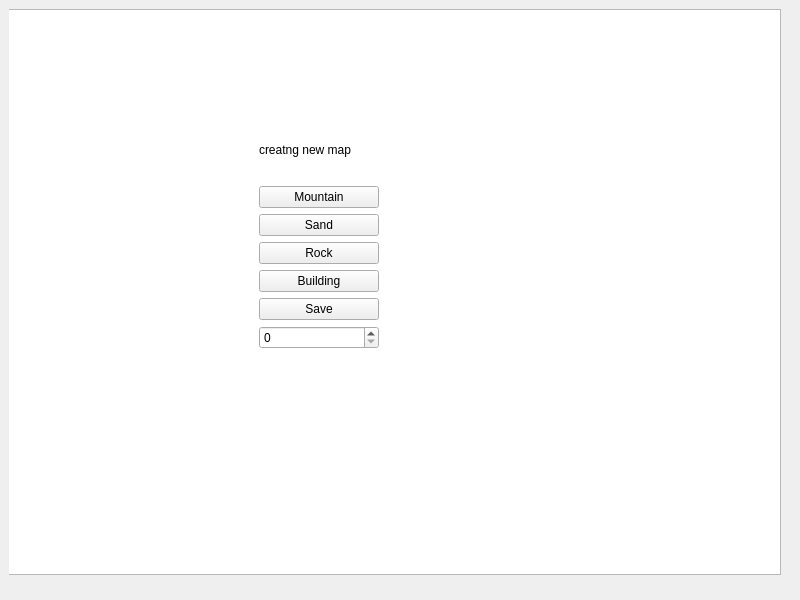
Before: the Qt Designer form game/editor/newmap.ui in ivanGrzegorczyk/TP-Final-Dune-Grupo-1, drawn with Qt 5.
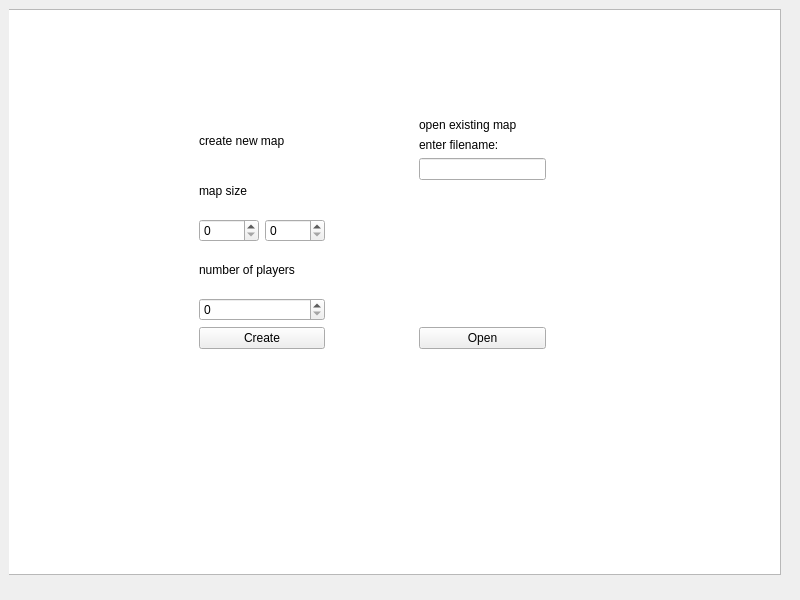
After: the same form once the commit is applied.

Commit message: jump from one window to another

```diff
--- a/game/editor/newmap.ui
+++ b/game/editor/newmap.ui
@@ -36,9 +36,9 @@
       <widget class="QWidget" name="verticalLayoutWidget">
        <property name="geometry">
         <rect>
-         <x>250</x>
+         <x>190</x>
          <y>110</y>
-         <width>120</width>
+         <width>126</width>
          <height>230</height>
         </rect>
        </property>
@@ -46,47 +46,92 @@
         <item>
          <widget class="QLabel" name="label">
           <property name="text">
-           <string>creatng new map</string>
+           <string>create new map</string>
           </property>
          </widget>
         </item>
         <item>
-         <widget class="QPushButton" name="edit_button_1">
+         <widget class="QLabel" name="label_2">
           <property name="text">
-           <string>Mountain</string>
+           <string>map size</string>
           </property>
          </widget>
         </item>
         <item>
-         <widget class="QPushButton" name="edit_button_2">
+         <layout class="QHBoxLayout" name="map_size">
+          <item>
+           <widget class="QSpinBox" name="x"/>
+          </item>
+          <item>
+           <widget class="QSpinBox" name="y"/>
+          </item>
+         </layout>
+        </item>
+        <item>
+         <widget class="QLabel" name="label_3">
           <property name="text">
-           <string>Sand</string>
+           <string>number of players</string>
           </property>
          </widget>
         </item>
         <item>
-         <widget class="QPushButton" name="edit_button_3">
+         <widget class="QSpinBox" name="num_players"/>
+        </item>
+        <item>
+         <widget class="QPushButton" name="create_button">
           <property name="text">
-           <string>Rock</string>
+           <string>Create</string>
           </property>
          </widget>
         </item>
+       </layout>
+      </widget>
+      <widget class="QWidget" name="verticalLayoutWidget_2">
+       <property name="geometry">
+        <rect>
+         <x>410</x>
+         <y>109</y>
+         <width>127</width>
+         <height>231</height>
+        </rect>
+       </property>
+       <layout class="QVBoxLayout" name="open_box">
         <item>
-         <widget class="QPushButton" name="building_button">
+         <widget class="QLabel" name="label_4">
           <property name="text">
-           <string>Building</string>
+           <string>open existing map</string>
           </property>
          </widget>
         </item>
         <item>
-         <widget class="QPushButton" name="save_button">
+         <widget class="QLabel" name="label_5">
           <property name="text">
-           <string>Save</string>
+           <string>enter filename:</string>
           </property>
          </widget>
         </item>
         <item>
-         <widget class="QSpinBox" name="spinBox"/>
+         <widget class="QLineEdit" name="filename"/>
+        </item>
+        <item>
+         <spacer name="verticalSpacer">
+          <property name="orientation">
+           <enum>Qt::Vertical</enum>
+          </property>
+          <property name="sizeHint" stdset="0">
+           <size>
+            <width>20</width>
+            <height>40</height>
+           </size>
+          </property>
+         </spacer>
+        </item>
+        <item>
+         <widget class="QPushButton" name="open_button">
+          <property name="text">
+           <string>Open</string>
+          </property>
+         </widget>
         </item>
        </layout>
       </widget>
```
Left out of the diff: 2 changed lines with no effect on the pictures. The commit also changes 3 other files.
